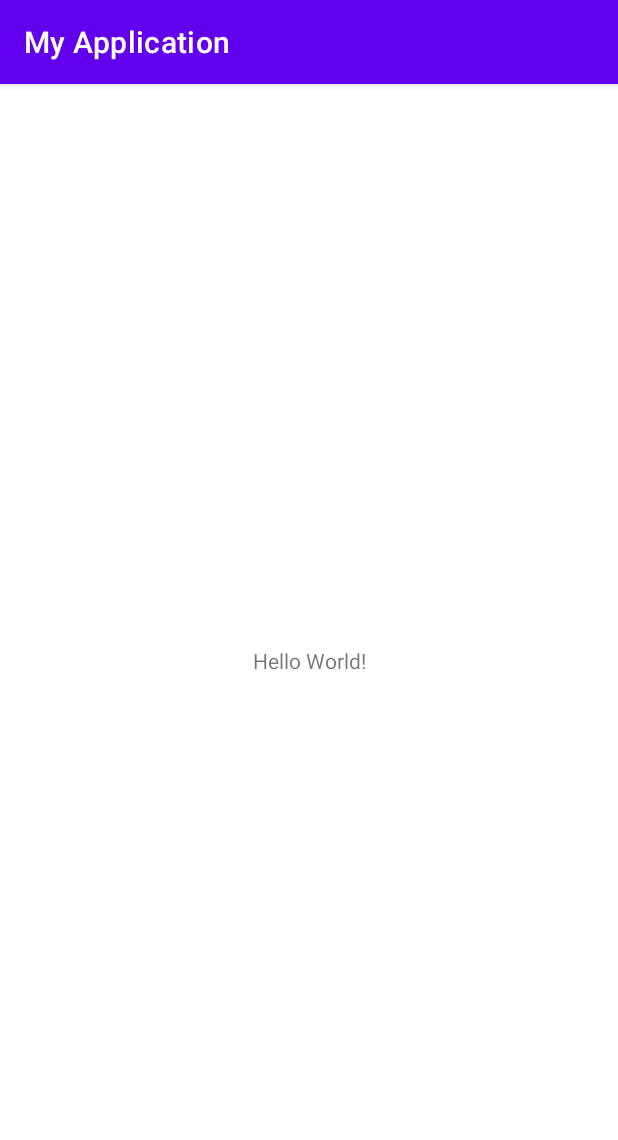
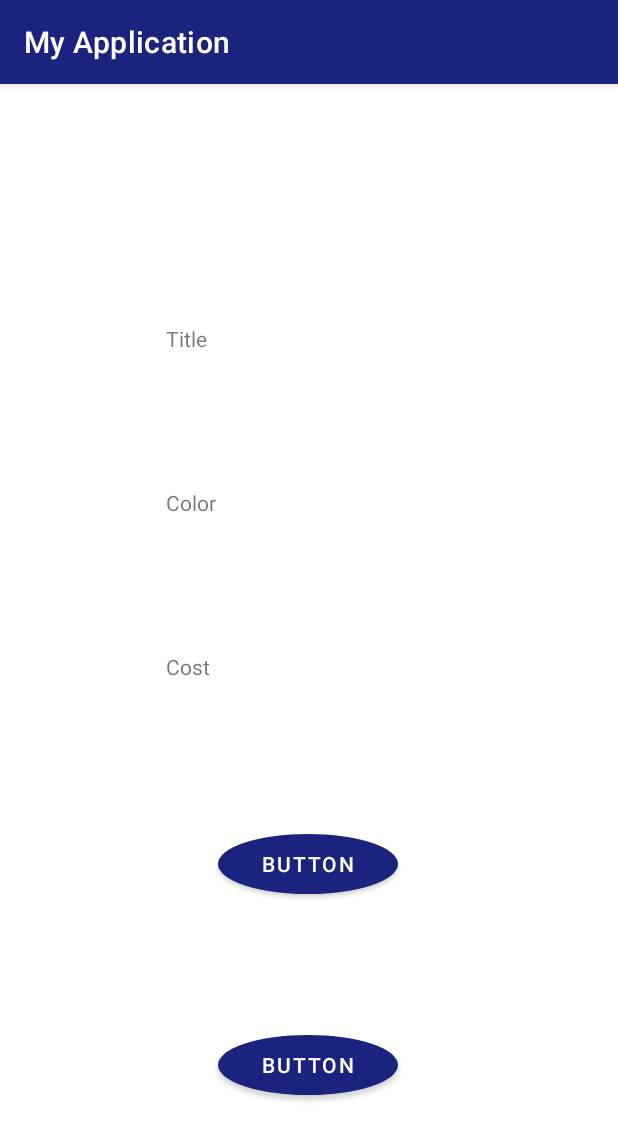
Before and after one commit to zutilda/SQLandAndroid, an Android app: the screen it shows after launch (MainActivity), on a phone screen of 412 x 824 dp. Shown: the top 1140 px of the screen. Run offline under Robolectric (Android 15) with nearby library versions, the phone set to English and light mode, and no system bars.

Commit message:
Create project, class, style

```diff
--- /dev/null
+++ b/app/src/main/res/drawable/style_for_button.xml
@@ -0,0 +1,8 @@
+<?xml version="1.0" encoding="utf-8"?>
+<selector xmlns:android="http://schemas.android.com/apk/res/android">
+    <item>
+        <shape android:shape="oval">
+            <solid android:color="#1a237e"/>
+        </shape>
+    </item>
+</selector>
--- a/app/src/main/res/layout/activity_main.xml
+++ b/app/src/main/res/layout/activity_main.xml
@@ -6,13 +6,65 @@
     android:layout_height="match_parent"
     tools:context=".MainActivity">
 
+
+
     <TextView
-        android:layout_width="wrap_content"
-        android:layout_height="wrap_content"
-        android:text="Hello World!"
-        app:layout_constraintBottom_toBottomOf="parent"
+        android:id="@+id/txtTitle"
+        android:layout_width="190dp"
+        android:layout_height="25dp"
+        android:layout_marginTop="160dp"
+        android:text="Title"
         app:layout_constraintEnd_toEndOf="parent"
+        app:layout_constraintHorizontal_bias="0.498"
         app:layout_constraintStart_toStartOf="parent"
         app:layout_constraintTop_toTopOf="parent" />
 
+    <TextView
+        android:id="@+id/txtColor"
+        android:layout_width="190dp"
+        android:layout_height="25dp"
+        android:layout_marginTop="84dp"
+        android:text="Color"
+        app:layout_constraintEnd_toEndOf="parent"
+        app:layout_constraintHorizontal_bias="0.498"
+        app:layout_constraintStart_toStartOf="parent"
+        app:layout_constraintTop_toBottomOf="@+id/txtTitle" />
+
+    <TextView
+        android:id="@+id/txtCost"
+        android:layout_width="190dp"
+        android:layout_height="25dp"
+        android:layout_marginTop="84dp"
+        android:text="Cost"
+        app:layout_constraintEnd_toEndOf="parent"
+        app:layout_constraintHorizontal_bias="0.498"
+        app:layout_constraintStart_toStartOf="parent"
+        app:layout_constraintTop_toBottomOf="@+id/txtColor" />
+
+    <Button
+        android:id="@+id/buttonAdd"
+        android:layout_width="120dp"
+        android:layout_height="40dp"
+        android:layout_marginTop="96dp"
+        android:background="@drawable/style_for_button"
+        android:text="Button"
+        app:layout_constraintEnd_toEndOf="parent"
+        app:layout_constraintHorizontal_bias="0.498"
+        app:layout_constraintStart_toStartOf="parent"
+        app:layout_constraintTop_toBottomOf="@+id/txtCost" />
+
+    <Button
+        android:id="@+id/buttonBack"
+        android:layout_width="120dp"
+        android:layout_height="40dp"
+        android:layout_marginTop="8dp"
+        android:layout_marginBottom="8dp"
+        android:background="@drawable/style_for_button"
+        android:text="Button"
+        app:layout_constraintBottom_toBottomOf="parent"
+        app:layout_constraintEnd_toEndOf="parent"
+        app:layout_constraintHorizontal_bias="0.498"
+        app:layout_constraintStart_toStartOf="parent"
+        app:layout_constraintTop_toBottomOf="@+id/buttonAdd" />
+
 </androidx.constraintlayout.widget.ConstraintLayout>
--- a/app/src/main/res/values/colors.xml
+++ b/app/src/main/res/values/colors.xml
@@ -1,7 +1,7 @@
 <?xml version="1.0" encoding="utf-8"?>
 <resources>
     <color name="purple_200">#FFBB86FC</color>
-    <color name="purple_500">#FF6200EE</color>
+    <color name="my_color">#1a237e</color>
     <color name="purple_700">#FF3700B3</color>
     <color name="teal_200">#FF03DAC5</color>
     <color name="teal_700">#FF018786</color>
--- a/app/src/main/res/values/themes.xml
+++ b/app/src/main/res/values/themes.xml
@@ -2,7 +2,7 @@
     <!-- Base application theme. -->
     <style name="Theme.MyApplication" parent="Theme.MaterialComponents.DayNight.DarkActionBar">
         <!-- Primary brand color. -->
-        <item name="colorPrimary">@color/purple_500</item>
+        <item name="colorPrimary">@color/my_color</item>
         <item name="colorPrimaryVariant">@color/purple_700</item>
         <item name="colorOnPrimary">@color/white</item>
         <!-- Secondary brand color. -->
```
Also changed, not shown: app/src/main/java/com/example/myapplication/ConnectionHelper.java (added, +39 -0 lines), app/src/main/java/com/example/myapplication/MainActivity.java (+44 -0 lines), app/src/main/res/layout/activity_output.xml (added, +63 -0 lines).
